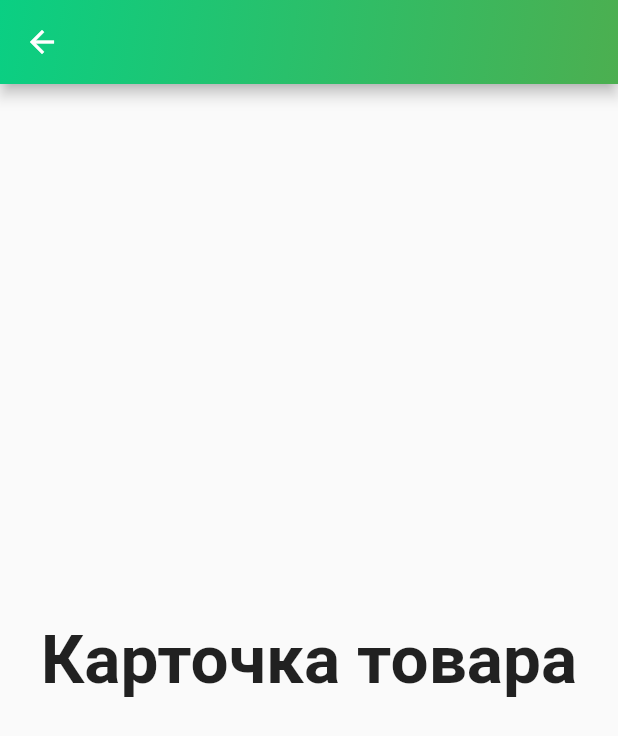
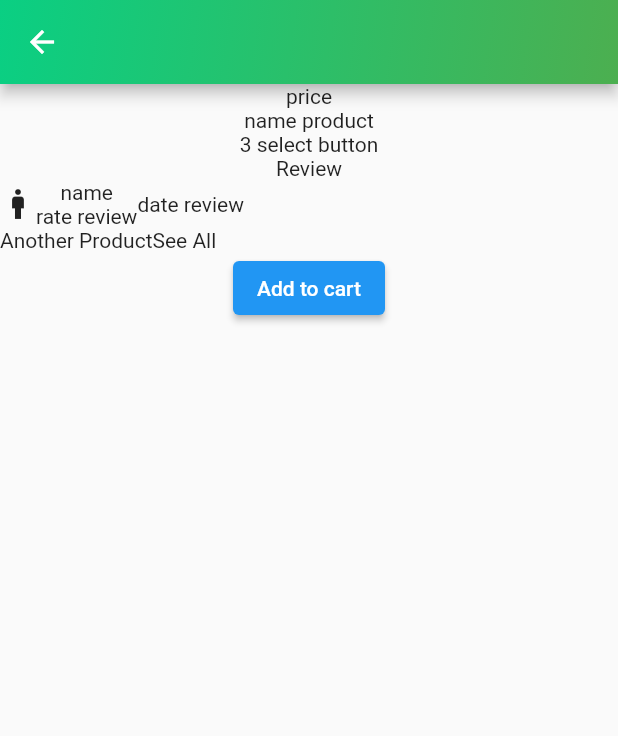
Before and after one commit to VladKodletov/ecom_705_original_gifts, a Flutter app: the ProductScreen screen opened by its route, on a phone screen of 412 x 824 dp. Shown: the top 736 px of the screen. Run offline on Flutter 3.47's test engine with Material 2 defaults, Android fonts, the phone set to English and light mode, and no system bars.

Commit message:
edit product page

```diff
--- a/lib/screens/product_screen.dart
+++ b/lib/screens/product_screen.dart
@@ -22,12 +22,45 @@ class ProductScreen extends StatelessWidget {
             ),
           ),
         ),
-      body: const Center(
-        child: Text(
-          'Карточка товара',
-          style: TextStyle(fontSize: 45, fontWeight: FontWeight.bold),
+        body: SingleChildScrollView(
+          child: Column(
+            children: [
+              const Text('price'),
+              const Text('name product'),
+              const Text('3 select button'),
+              SingleChildScrollView(child: Row()),
+              const Text('Review'),
+              const ReviewWidget(),
+              Row(
+                children: const [
+                  Text('Another Product'),
+                  Text('See All'),
+                  SingleChildScrollView(),
+                ],
               ),
+              ElevatedButton(
+                onPressed: () {},
+                child: const Text('Add to cart'),
               ),
+            ],
+          ),
+        ));
+  }
+}
+
+class ReviewWidget extends StatelessWidget {
+  const ReviewWidget({super.key});
+
+  @override
+  Widget build(BuildContext context) {
+    return Row(
+      children: [
+        const Icon(Icons.man),
+        Column(
+          children: const [Text('name'), Text('rate review')],
+        ),
+        const Text('date review'),
+      ],
     );
   }
 }
```
Lines whose indentation alone changed are shown as unchanged.
